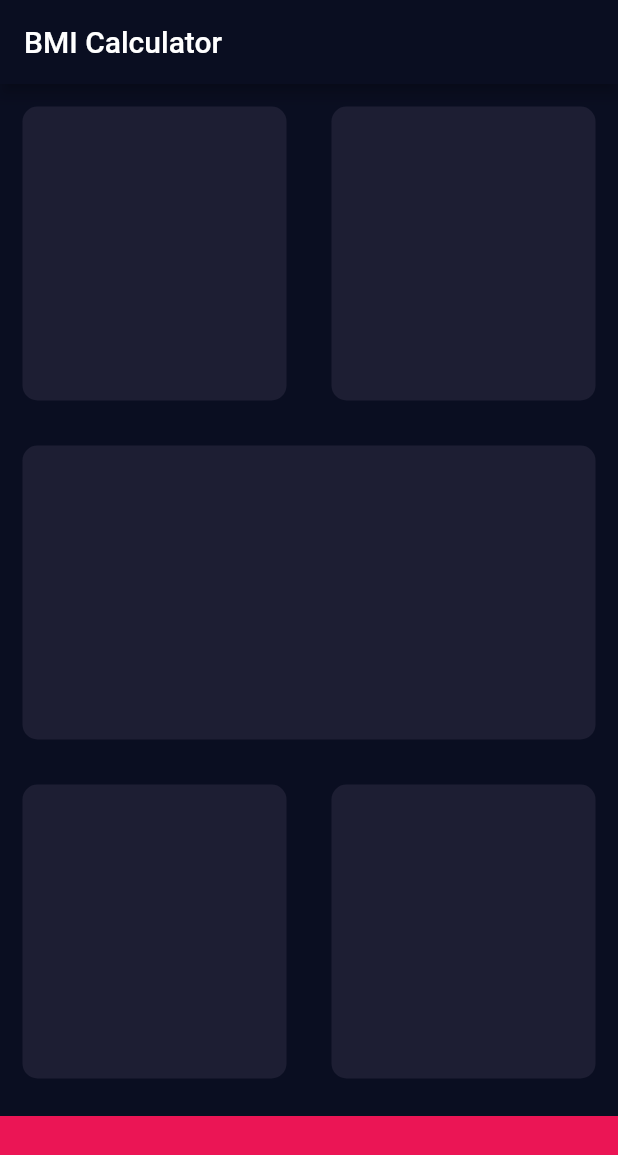
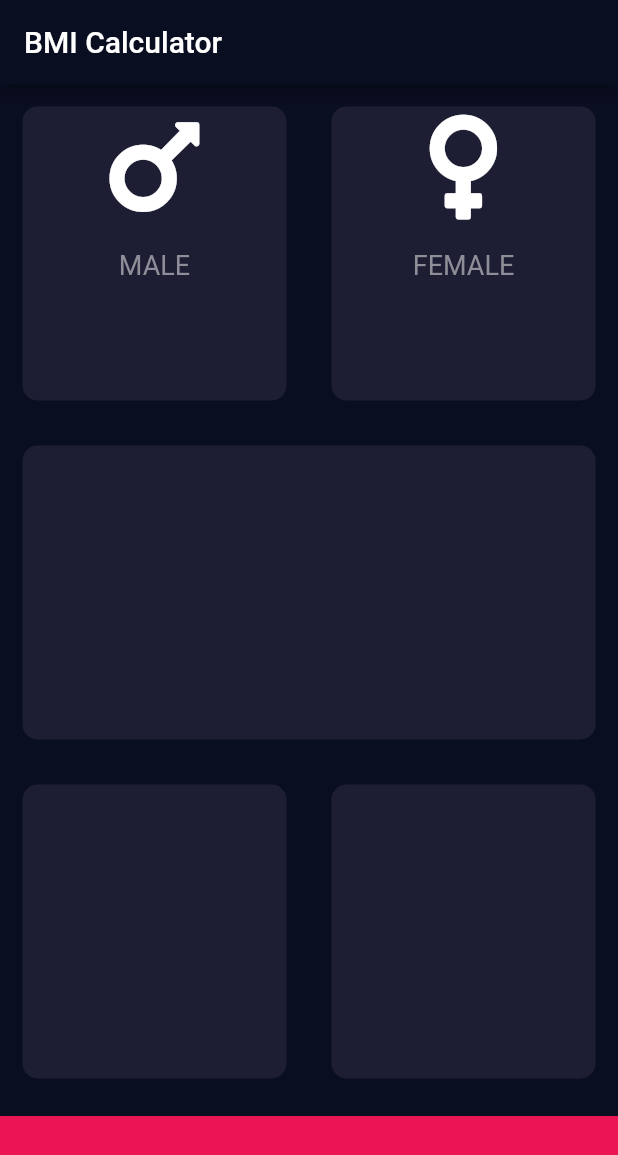
Before and after one commit to Chirag018/BMI-Calculator, a Flutter app: the screen it shows after launch, on a phone screen of 412 x 824 dp. Shown: the top 1155 px of the screen. Run offline on Flutter 3.47's test engine with Material 2 defaults, Android fonts, the phone set to English and light mode, and no system bars; our stand-ins replace font_awesome_flutter.

Commit message:
few changes

```diff
--- a/lib/input_page.dart
+++ b/lib/input_page.dart
@@ -1,8 +1,9 @@
 import 'package:flutter/material.dart';
+import 'package:font_awesome_flutter/font_awesome_flutter.dart';
 
- const Color widgetsColor=Color(0xFF1D1E33);
- const double bottomHeight=80.0;
- const bottomContainerColor=Color(0xFFEB1555);
+const Color widgetsColor = Color(0xFF1D1E33);
+const double bottomHeight = 80.0;
+const bottomContainerColor = Color(0xFFEB1555);
 
 class InputPage extends StatefulWidget {
   @override
@@ -24,11 +25,19 @@ class _InputPageState extends State<InputPage> {
               Expanded(
                 child: ReusableCard(
                   colour: widgetsColor,
+                  cardChild: IconContent(
+                    icon: FontAwesomeIcons.mars,
+                    label: 'MALE',
+                  ),
                 ),
               ),
               Expanded(
                 child: ReusableCard(
                   colour: widgetsColor,
+                  cardChild: IconContent(
+                    icon: FontAwesomeIcons.venus,
+                    label: 'FEMALE',
+                  ),
                 ),
               ),
             ],
@@ -66,15 +75,46 @@ class _InputPageState extends State<InputPage> {
   }
 }
 
+class IconContent extends StatelessWidget {
+  final IconData icon;
+  final String label;
+
+  IconContent({this.icon, this.label});
+
+  @override
+  Widget build(BuildContext context) {
+    return Column(
+      children: <Widget>[
+        Icon(
+          icon,
+          size: 80.0,
+        ),
+        SizedBox(
+          height: 15.0,
+        ),
+        Text(
+          label,
+          style: TextStyle(
+            fontSize: 18.0,
+            color: Color(0xFF8D8E98),
+          ),
+        ),
+      ],
+    );
+  }
+}
+
 class ReusableCard extends StatelessWidget {
-  Color colour;
+  final Color colour;
+  final Widget cardChild;
 
-  ReusableCard({@required this.colour});
+  ReusableCard({@required this.colour, this.cardChild});
 
   @override
   Widget build(BuildContext context) {
     return Container(
       margin: EdgeInsets.all(15.0),
+      child: cardChild,
       decoration: BoxDecoration(
         color: colour,
         borderRadius: BorderRadius.circular(10.0),
--- a/pubspec.yaml
+++ b/pubspec.yaml
@@ -28,6 +28,7 @@ dependencies:
   # The following adds the Cupertino Icons font to your application.
   # Use with the CupertinoIcons class for iOS style icons.
   cupertino_icons: ^0.1.3
+  font_awesome_flutter:
 
 dev_dependencies:
   flutter_test:
```
Also changed, not shown: pubspec.lock.
